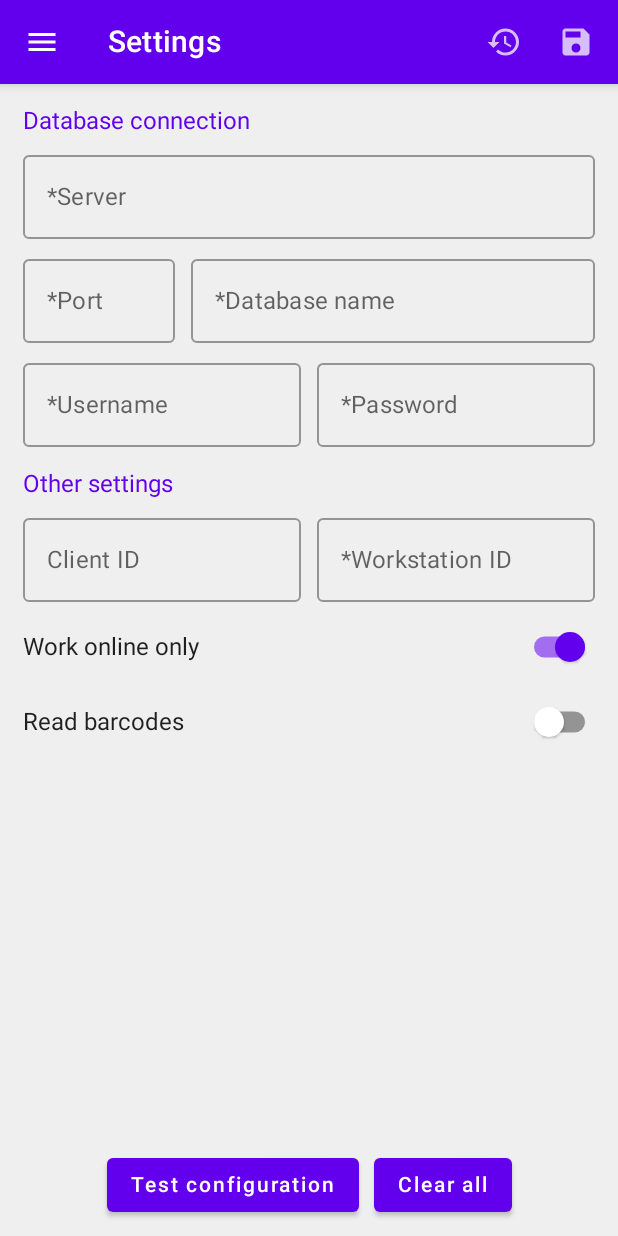
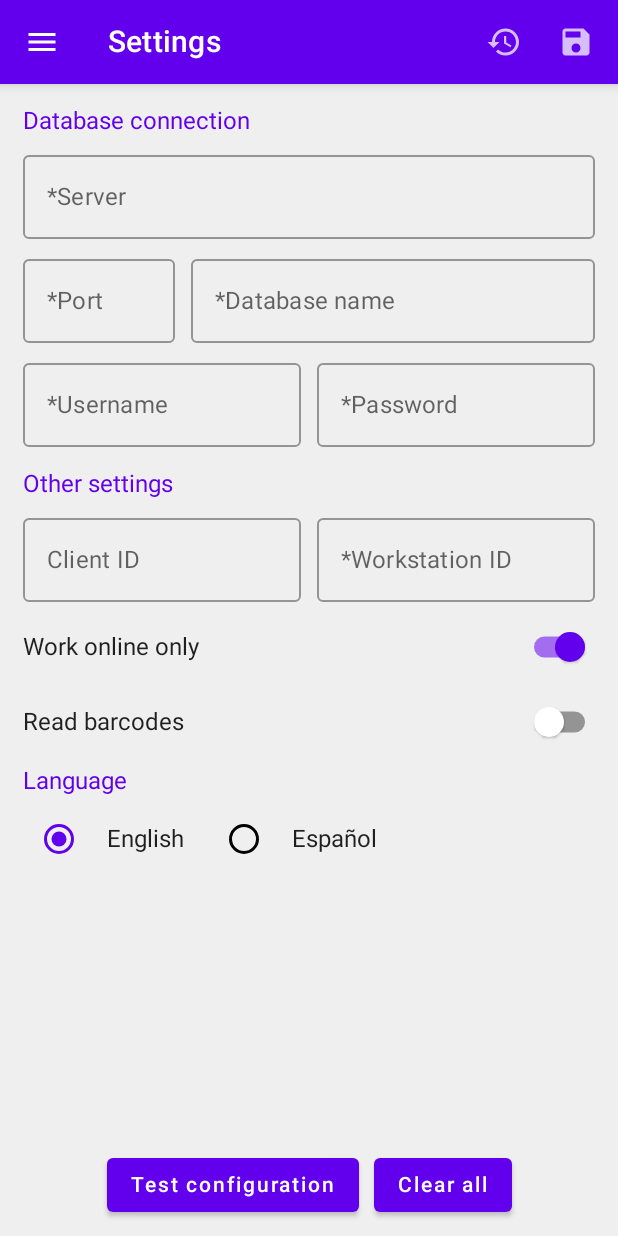
Before and after one commit to La-Fabrica-de-Software/RfLaundryLoaderNETMobile_Java-PRUEBA, an Android app built with Jetpack Compose: the composable ConfiguracionScreen shown on its own in the app's theme, on a phone screen of 412 x 824 dp. Run offline under Robolectric (Android 15) with nearby library versions, the phone set to English and light mode, and no system bars; our stand-ins replace Dagger/Hilt's generated code, Room's generated code; libraries missing offline, so code that uses them is left out: com.gitlab.mvysny, org.redundent.kotlin; 16 statements that could not run were skipped.

Commit message:
feat: add language selector (ES/EN) in ConfiguracionScreen
Co-authored-by: JacquelineLFS <129300930+JacquelineLFS@users.noreply.github.com>

```diff
--- a/app/build.gradle
+++ b/app/build.gradle
@@ -53,6 +53,7 @@ android {
 dependencies {
 
     implementation  'androidx.core:core-ktx:1.9.0'
+    implementation  'androidx.appcompat:appcompat:1.6.1'
     implementation  'androidx.activity:activity-compose:1.6.1'
     implementation  "androidx.compose.ui:ui:$compose_ui_version"
     implementation  "androidx.compose.ui:ui-tooling-preview:$compose_ui_version"
--- a/app/src/main/java/com/lafabricadesoftware/rfidlaundry/presentation/configuracion/ConfiguracionScreen.kt
+++ b/app/src/main/java/com/lafabricadesoftware/rfidlaundry/presentation/configuracion/ConfiguracionScreen.kt
@@ -1,6 +1,7 @@
 package com.lafabricadesoftware.rfidlaundry.presentation.configuracion
 
 import android.widget.Toast
+import androidx.appcompat.app.AppCompatDelegate
 import androidx.compose.material.OutlinedTextField
 import androidx.compose.ui.text.input.PasswordVisualTransformation
 import androidx.compose.foundation.background
@@ -17,9 +18,11 @@ import androidx.compose.ui.res.stringResource
 import androidx.compose.ui.text.input.KeyboardType
 import androidx.compose.ui.tooling.preview.Preview
 import androidx.compose.ui.unit.dp
+import androidx.core.os.LocaleListCompat
 import androidx.hilt.navigation.compose.hiltViewModel
 import androidx.lifecycle.compose.collectAsStateWithLifecycle
 import com.lafabricadesoftware.rfidlaundry.R
+import com.lafabricadesoftware.rfidlaundry.presentation.common.components.DefaultRadioButton
 import com.lafabricadesoftware.rfidlaundry.presentation.configuracion.components.TopBarConfiguracion
 import com.lafabricadesoftware.rfidlaundry.presentation.lectura_prendas.LecturaPrendasEvent
 import kotlinx.coroutines.CoroutineScope
@@ -133,6 +136,36 @@ fun ConfiguracionScreen(
                     )
                 )
             }
+
+            var selectedLanguage by remember {
+                val tag = AppCompatDelegate.getApplicationLocales().toLanguageTags()
+                mutableStateOf(if (tag.startsWith("es")) "es" else "en")
+            }
+
+            Text(
+                modifier = Modifier.padding(5.dp, 10.dp, 5.dp, 0.dp),
+                text = stringResource(R.string.language_section),
+                color = MaterialTheme.colors.primary
+            )
+            Row(modifier = Modifier.fillMaxWidth().padding(5.dp, 5.dp, 5.dp, 0.dp)) {
+                DefaultRadioButton(
+                    text = stringResource(R.string.language_english),
+                    selected = selectedLanguage == "en",
+                    onSelect = {
+                        selectedLanguage = "en"
+                        AppCompatDelegate.setApplicationLocales(LocaleListCompat.forLanguageTags("en"))
+                    }
+                )
+                Spacer(modifier = Modifier.width(16.dp))
+                DefaultRadioButton(
+                    text = stringResource(R.string.language_spanish),
+                    selected = selectedLanguage == "es",
+                    onSelect = {
+                        selectedLanguage = "es"
+                        AppCompatDelegate.setApplicationLocales(LocaleListCompat.forLanguageTags("es"))
+                    }
+                )
+            }
         }
 
         Row(modifier = Modifier
--- a/app/src/main/res/values/strings.xml
+++ b/app/src/main/res/values/strings.xml
@@ -76,6 +76,9 @@
     <string name="label_read_barcode">Read barcodes</string>
     <string name="btn_test_config">Test configuration</string>
     <string name="btn_clear_all">Clear all</string>
+    <string name="language_section">Language</string>
+    <string name="language_english">English</string>
+    <string name="language_spanish">Español</string>
 
     <!-- Garment list items -->
     <string name="unidentified">Unidentified</string>
```
Also changed, not shown: 1 other file.
